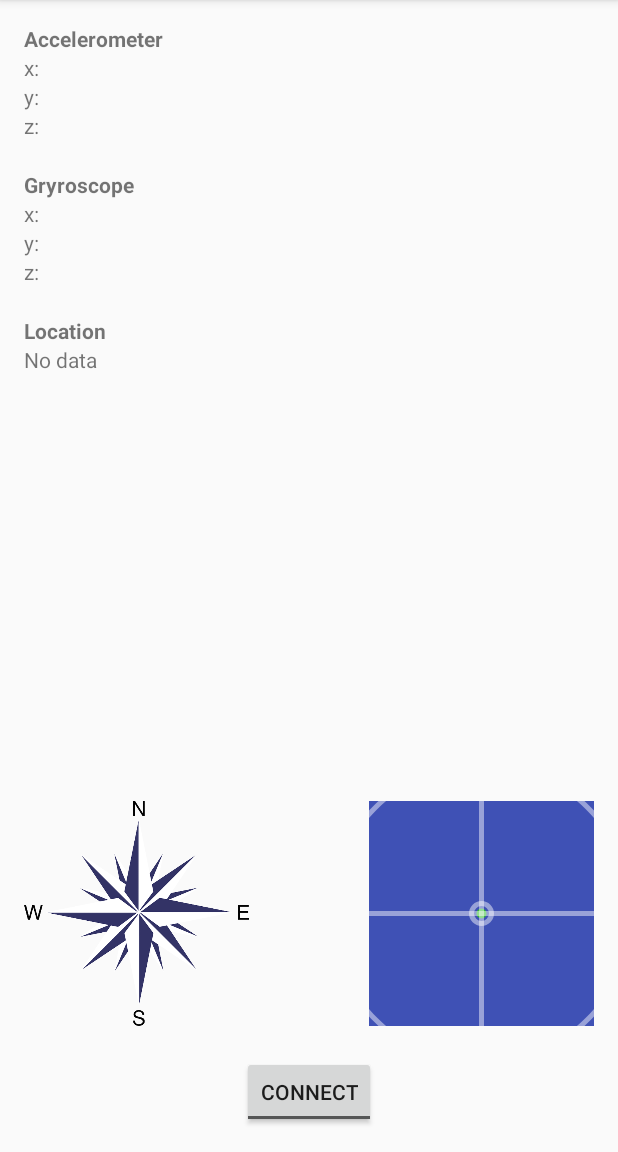
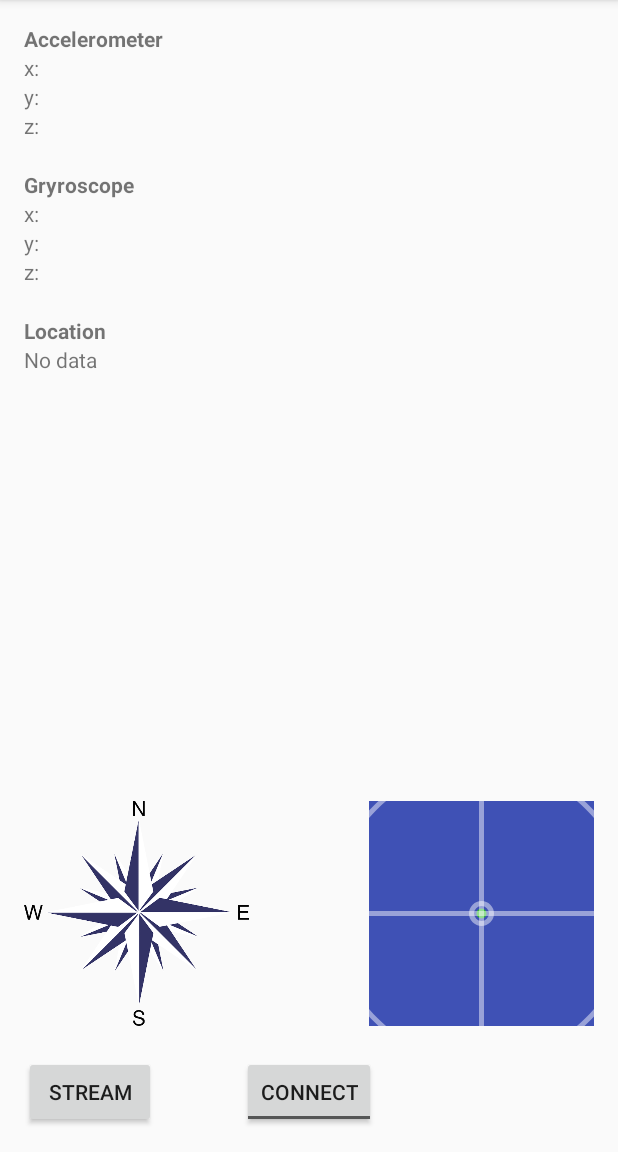
Before and after one commit to DavidKuna/RemoteControlClient, an Android app: the screen it shows after launch (MainActivity), on a phone screen of 412 x 824 dp, the part 84-1236 px from its top. Run offline under Robolectric (Android 15) with nearby library versions, the phone set to English and light mode, and no system bars.

```diff
--- a/app/src/main/AndroidManifest.xml
+++ b/app/src/main/AndroidManifest.xml
@@ -7,6 +7,7 @@
     <uses-permission
         android:name="android.permission.ACCESS_WIFI_STATE"
         android:required="true" />
+    <uses-permission android:name="android.permission.RECORD_AUDIO" />
 
     <application
         android:allowBackup="true"
@@ -32,6 +33,7 @@
                 android:name="android.support.PARENT_ACTIVITY"
                 android:value=".activity.MainActivity" />
         </activity>
+        <activity android:name=".activity.StreamActivity"></activity>
     </application>
 
 </manifest>
--- a/app/src/main/java/cz/davidkuna/remotecontrolclient/activity/MainActivity.java
+++ b/app/src/main/java/cz/davidkuna/remotecontrolclient/activity/MainActivity.java
@@ -56,6 +56,15 @@ public class MainActivity extends AppCompatActivity {
             @Override
             public void onClick(View v) {
                 onConnectButtonClick(v);
+            }
+        });
+
+        Button bStream = (Button) findViewById(R.id.bStream);
+        bStream.setOnClickListener(new View.OnClickListener() {
+            @Override
+            public void onClick(View v) {
+                Intent myIntent = new Intent(MainActivity.this, StreamActivity.class);
+                MainActivity.this.startActivity(myIntent);
             }
         });
 
--- a/app/src/main/java/cz/davidkuna/remotecontrolclient/activity/SettingsActivity.java
+++ b/app/src/main/java/cz/davidkuna/remotecontrolclient/activity/SettingsActivity.java
@@ -37,6 +37,8 @@ import java.util.List;
  * API Guide</a> for more information on developing a Settings UI.
  */
 public class SettingsActivity extends AppCompatPreferenceActivity {
+
+    public static final String KEY_SERVER_IP = "server_ip";
     /**
      * A preference value change listener that updates the preference's summary
      * to reflect its new value.
@@ -173,7 +175,7 @@ public class SettingsActivity extends AppCompatPreferenceActivity {
             // to their values. When their values change, their summaries are
             // updated to reflect the new value, per the Android Design
             // guidelines.
-            bindPreferenceSummaryToValue(findPreference("server_ip"));
+            bindPreferenceSummaryToValue(findPreference(SettingsActivity.KEY_SERVER_IP));
             bindPreferenceSummaryToValue(findPreference("example_list"));
         }
 
--- a/app/src/main/res/layout/fragment_main.xml
+++ b/app/src/main/res/layout/fragment_main.xml
@@ -162,4 +162,13 @@
         android:layout_alignParentRight="true"
         android:background="@color/colorPrimary"/>
 
+    <Button
+        android:layout_width="wrap_content"
+        android:layout_height="wrap_content"
+        android:text="Stream"
+        android:id="@+id/bStream"
+        android:layout_alignTop="@+id/bConnect"
+        android:layout_alignParentLeft="true"
+        android:layout_alignParentStart="true" />
+
 </RelativeLayout>
```
Also changed, not shown: app/src/main/java/cz/davidkuna/remotecontrolclient/activity/StreamActivity.java (added, +92 -0 lines), app/src/main/res/layout/activity_stream.xml (added, +16 -0 lines), 1 other file.
